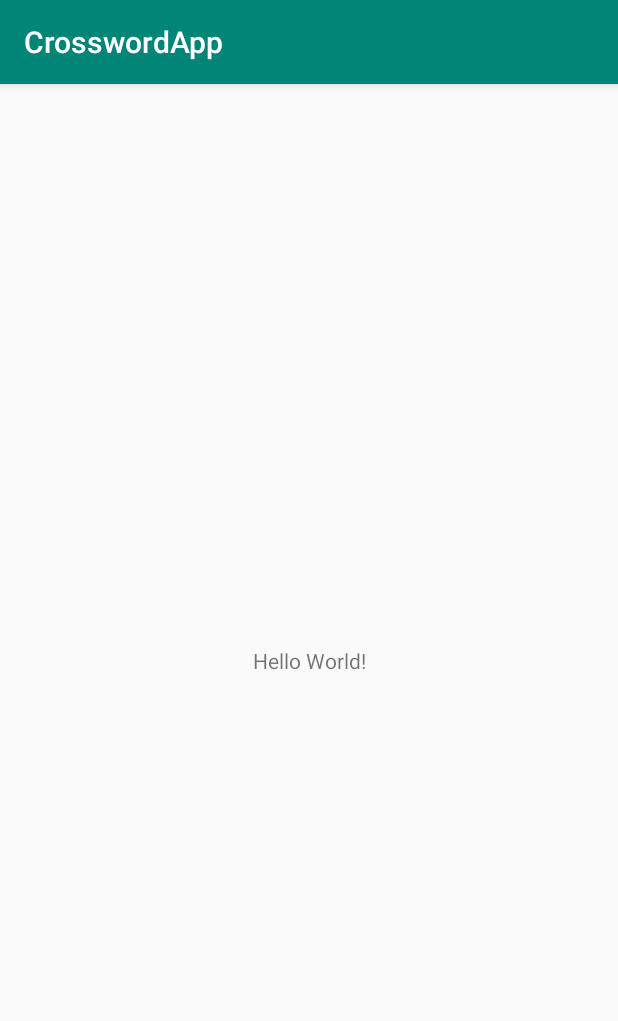
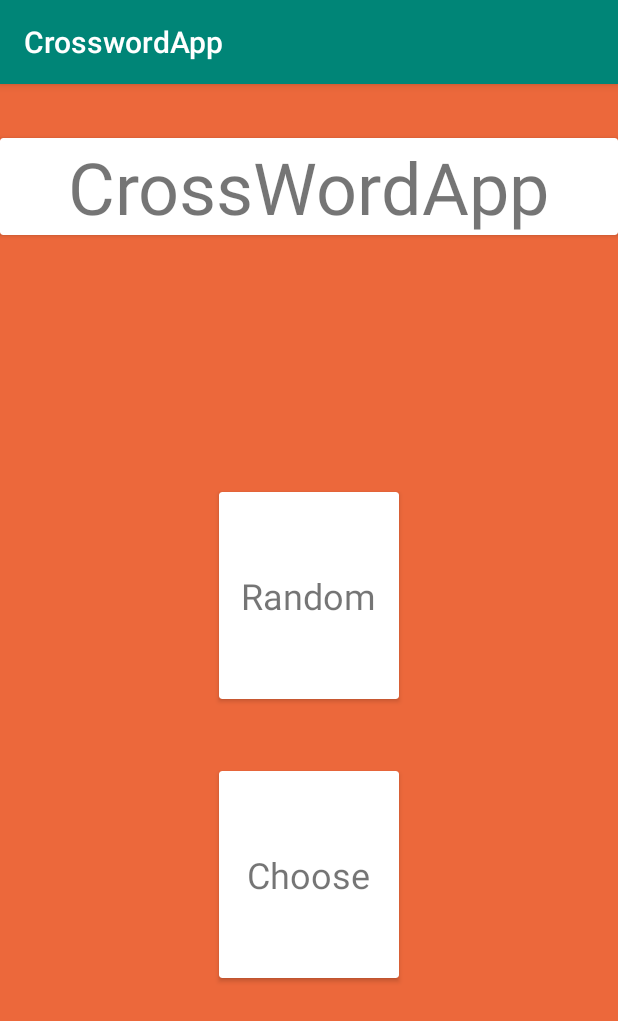
Before and after one commit to zanecarey/CrosswordApp, an Android app: the screen it shows after launch (MainActivity), on a phone screen of 412 x 824 dp. Shown: the top 1021 px of the screen. Run offline under Robolectric (Android 15) with nearby library versions, the phone set to English and light mode, and no system bars; libraries missing offline, so code that uses them is left out: com.jakewharton.retrofit2; 2 statements that could not run were skipped.

```diff
--- a/app/build.gradle
+++ b/app/build.gradle
@@ -24,7 +24,7 @@ android {
 
 dependencies {
     implementation fileTree(dir: 'libs', include: ['*.jar'])
-    implementation"org.jetbrains.kotlin:kotlin-stdlib-jdk7:$kotlin_version"
+    implementation "org.jetbrains.kotlin:kotlin-stdlib-jdk7:$kotlin_version"
     implementation 'androidx.appcompat:appcompat:1.0.2'
     implementation 'androidx.core:core-ktx:1.0.2'
     implementation 'androidx.constraintlayout:constraintlayout:1.1.3'
--- a/app/src/main/AndroidManifest.xml
+++ b/app/src/main/AndroidManifest.xml
@@ -11,6 +11,7 @@
         android:roundIcon="@mipmap/ic_launcher_round"
         android:supportsRtl="true"
         android:theme="@style/AppTheme">
+        <activity android:name=".PuzzleDisplayActivity"></activity>
         <activity android:name=".MainActivity">
             <intent-filter>
                 <action android:name="android.intent.action.MAIN" />
--- a/app/src/main/java/zane/carey/crosswordapp/MainActivity.kt
+++ b/app/src/main/java/zane/carey/crosswordapp/MainActivity.kt
@@ -1,11 +1,15 @@
 package zane.carey.crosswordapp
 
+import android.content.Intent
 import androidx.appcompat.app.AppCompatActivity
 import android.os.Bundle
 import android.widget.TextView
+import androidx.cardview.widget.CardView
+import kotlinx.android.synthetic.main.activity_main.*
 import kotlinx.coroutines.*
 
-private lateinit var tv: TextView
+private lateinit var randCardView: CardView
+private lateinit var chooseCard: CardView
 
 val api = RestApi()
 class MainActivity : AppCompatActivity() {
@@ -14,17 +18,42 @@ class MainActivity : AppCompatActivity() {
         super.onCreate(savedInstanceState)
         setContentView(R.layout.activity_main)
 
-        tv = findViewById(R.id.textView)
-        getPuzzle()
+        randCardView = findViewById(R.id.randomCardView)
+
+        var test = 5
+        var testString = test.toString().padStart(2, '0')
+
+        randCardView.setOnClickListener{
+            var year = (1976..2017).shuffled().first()
+            var month = (1..12).shuffled().first()
+            var day = (1..30).shuffled().first()
+
+            val intent = Intent(this, PuzzleDisplayActivity::class.java)
+
+            if(month < 10){
+                intent.putExtra("month", month.toString().padStart(2, '0'))
+            } else {
+                intent.putExtra("month", month.toString())
+            }
+
+            if(day < 10){
+                intent.putExtra("day", day.toString().padStart(2, '0'))
+            } else {
+                intent.putExtra("day", day.toString())
+            }
+            intent.putExtra("year", year.toString())
+            startActivity(intent)
+        }
+
+
     }
 
-    private fun getPuzzle() = runBlocking<Unit> {
-        val job = CoroutineScope(Dispatchers.Main).launch {
-            val request = api.getPuzzle().await()
-
-            withContext(Dispatchers.Main) {
-                tv.text = request.author
-            }
-        }
-    }
+   //private fun startPuzzle() = runBlocking<Unit> {
+//        val job = CoroutineScope(Dispatchers.Main).launch {
+//            val request = api.getPuzzle().await()
+//
+//            withContext(Dispatchers.Main) {
+//                tv.text = request.author
+//            }
+//        }
 }
--- a/app/src/main/java/zane/carey/crosswordapp/RestAPI.kt
+++ b/app/src/main/java/zane/carey/crosswordapp/RestAPI.kt
@@ -19,9 +19,9 @@ class RestApi {
         puzzleApi = retrofit.create(PuzzleInterface::class.java)
     }
 
-    fun getPuzzle(): Deferred<Results> {
+    fun getPuzzle(year: String, month: String, day: String): Deferred<Results> {
         //return puzzleApi.getPuzzle(format)
-        return puzzleApi.getData()
+        return puzzleApi.getData(year,month,day)
     }
 
 //    fun getPuzzle(): Deferred<Results> {
--- a/app/src/main/res/layout/activity_main.xml
+++ b/app/src/main/res/layout/activity_main.xml
@@ -4,16 +4,66 @@
     xmlns:tools="http://schemas.android.com/tools"
     android:layout_width="match_parent"
     android:layout_height="match_parent"
+    android:background="#EC683B"
     tools:context=".MainActivity">
 
-    <TextView
-        android:id="@+id/textView"
-        android:layout_width="wrap_content"
+    <androidx.cardview.widget.CardView
+        android:id="@+id/cardView"
+        android:layout_width="0dp"
         android:layout_height="wrap_content"
-        android:text="Hello World!"
+        android:layout_marginTop="36dp"
+        android:layout_marginBottom="171dp"
+        app:layout_constraintBottom_toTopOf="@+id/randomCardView"
+        app:layout_constraintEnd_toEndOf="parent"
+        app:layout_constraintStart_toStartOf="parent"
+        app:layout_constraintTop_toTopOf="parent">
+
+        <TextView
+            android:layout_width="wrap_content"
+            android:layout_height="wrap_content"
+            android:layout_gravity="center"
+            android:text="CrossWordApp"
+            android:textSize="48sp" />
+    </androidx.cardview.widget.CardView>
+
+    <androidx.cardview.widget.CardView
+        android:id="@+id/randomCardView"
+        android:layout_width="120dp"
+        android:layout_height="0dp"
+        android:layout_marginBottom="48dp"
+        app:layout_constraintBottom_toTopOf="@+id/chooseCardView"
+        app:layout_constraintEnd_toEndOf="parent"
+        app:layout_constraintStart_toStartOf="parent"
+        app:layout_constraintTop_toBottomOf="@+id/cardView">
+
+        <TextView
+            android:layout_width="wrap_content"
+            android:layout_height="wrap_content"
+            android:layout_gravity="center"
+            android:text="Random"
+            android:textSize="24sp">
+
+        </TextView>
+    </androidx.cardview.widget.CardView>
+
+    <androidx.cardview.widget.CardView
+        android:id="@+id/chooseCardView"
+        android:layout_width="120dp"
+        android:layout_height="0dp"
+        android:layout_marginBottom="172dp"
         app:layout_constraintBottom_toBottomOf="parent"
-        app:layout_constraintLeft_toLeftOf="parent"
-        app:layout_constraintRight_toRightOf="parent"
-        app:layout_constraintTop_toTopOf="parent" />
+        app:layout_constraintEnd_toEndOf="parent"
+        app:layout_constraintStart_toStartOf="parent"
+        app:layout_constraintTop_toBottomOf="@+id/randomCardView">
+
+        <TextView
+            android:layout_width="wrap_content"
+            android:layout_height="wrap_content"
+            android:layout_gravity="center"
+            android:text="Choose"
+            android:textSize="24sp">
+
+        </TextView>
+    </androidx.cardview.widget.CardView>
 
 </androidx.constraintlayout.widget.ConstraintLayout>
```
Also changed, not shown: app/src/main/java/zane/carey/crosswordapp/PuzzleDisplayActivity.kt (added, +54 -0 lines), app/src/main/java/zane/carey/crosswordapp/PuzzleInterface.kt (+42 -26 lines), app/src/main/res/layout/activity_puzzle_display.xml (added, +26 -0 lines).
